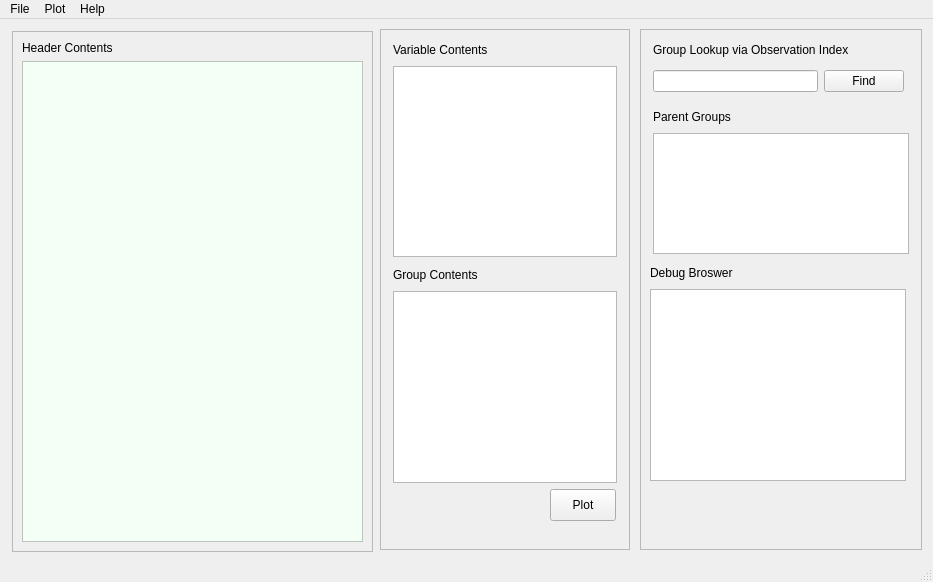
Old version of the form src/main/resources/designer/main_window.ui in the repository anhqngo/netCDF-GUI.
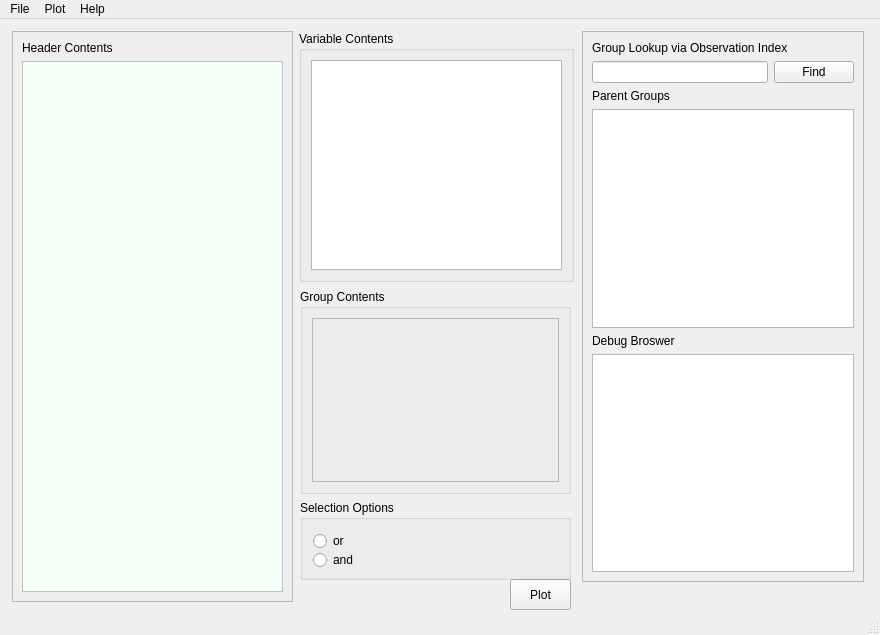
New version of the form.

Commit message: Implement And/Or Group; Close #29

Patch:
```diff
--- a/src/main/resources/designer/main_window.ui
+++ b/src/main/resources/designer/main_window.ui
@@ -6,10 +6,16 @@
    <rect>
     <x>0</x>
     <y>0</y>
-    <width>933</width>
-    <height>582</height>
+    <width>880</width>
+    <height>635</height>
    </rect>
   </property>
+  <property name="sizePolicy">
+   <sizepolicy hsizetype="Preferred" vsizetype="Minimum">
+    <horstretch>0</horstretch>
+    <verstretch>80</verstretch>
+   </sizepolicy>
+  </property>
   <property name="minimumSize">
    <size>
     <width>10</width>
@@ -31,8 +37,8 @@
      <rect>
       <x>12</x>
       <y>12</y>
-      <width>361</width>
-      <height>521</height>
+      <width>281</width>
+      <height>571</height>
      </rect>
     </property>
     <property name="frameShape">
@@ -58,88 +64,13 @@
      </item>
     </layout>
    </widget>
-   <widget class="QFrame" name="variableFrame">
-    <property name="geometry">
-     <rect>
-      <x>380</x>
-      <y>10</y>
-      <width>250</width>
-      <height>521</height>
-     </rect>
-    </property>
-    <property name="frameShape">
-     <enum>QFrame::StyledPanel</enum>
-    </property>
-    <property name="frameShadow">
-     <enum>QFrame::Raised</enum>
-    </property>
-    <widget class="QLabel" name="variableLabel">
-     <property name="geometry">
-      <rect>
-       <x>13</x>
-       <y>13</y>
-       <width>109</width>
-       <height>16</height>
-      </rect>
-     </property>
-     <property name="text">
-      <string>Variable Contents</string>
-     </property>
-    </widget>
-    <widget class="QListWidget" name="variableList">
-     <property name="geometry">
-      <rect>
-       <x>13</x>
-       <y>37</y>
-       <width>224</width>
-       <height>191</height>
-      </rect>
-     </property>
-    </widget>
-    <widget class="QListWidget" name="groupContents">
-     <property name="geometry">
-      <rect>
-       <x>13</x>
-       <y>262</y>
-       <width>224</width>
-       <height>192</height>
-      </rect>
-     </property>
-    </widget>
-    <widget class="QLabel" name="groupLabel">
-     <property name="geometry">
-      <rect>
-       <x>13</x>
-       <y>238</y>
-       <width>167</width>
-       <height>16</height>
-      </rect>
-     </property>
-     <property name="text">
-      <string>Group Contents</string>
-     </property>
-    </widget>
-    <widget class="QPushButton" name="plotButton">
-     <property name="geometry">
-      <rect>
-       <x>170</x>
-       <y>460</y>
-       <width>66</width>
-       <height>32</height>
-      </rect>
-     </property>
-     <property name="text">
-      <string>Plot</string>
-     </property>
-    </widget>
-   </widget>
    <widget class="QFrame" name="parentGroupFrame">
     <property name="geometry">
      <rect>
-      <x>640</x>
-      <y>10</y>
+      <x>582</x>
+      <y>12</y>
       <width>282</width>
-      <height>521</height>
+      <height>551</height>
      </rect>
     </property>
     <property name="frameShape">
@@ -148,107 +79,194 @@
     <property name="frameShadow">
      <enum>QFrame::Raised</enum>
     </property>
-    <widget class="QLabel" name="obsIndexLabel">
-     <property name="geometry">
-      <rect>
-       <x>13</x>
-       <y>13</y>
-       <width>251</width>
-       <height>16</height>
-      </rect>
-     </property>
-     <property name="text">
-      <string>Group Lookup via Observation Index</string>
-     </property>
-    </widget>
-    <widget class="QLabel" name="parentGroupLabel">
-     <property name="geometry">
-      <rect>
-       <x>13</x>
-       <y>80</y>
-       <width>88</width>
-       <height>16</height>
-      </rect>
-     </property>
-     <property name="text">
-      <string>Parent Groups</string>
-     </property>
-     <property name="alignment">
-      <set>Qt::AlignLeading|Qt::AlignLeft|Qt::AlignVCenter</set>
-     </property>
-    </widget>
-    <widget class="QTextBrowser" name="parentGroupList">
-     <property name="geometry">
-      <rect>
-       <x>13</x>
-       <y>104</y>
-       <width>256</width>
-       <height>121</height>
-      </rect>
-     </property>
-    </widget>
-    <widget class="QLabel" name="debugLabel">
-     <property name="geometry">
-      <rect>
-       <x>10</x>
-       <y>236</y>
-       <width>94</width>
-       <height>16</height>
-      </rect>
-     </property>
-     <property name="text">
-      <string>Debug Broswer</string>
-     </property>
-    </widget>
-    <widget class="QTextBrowser" name="debugContents">
-     <property name="geometry">
-      <rect>
-       <x>10</x>
-       <y>260</y>
-       <width>256</width>
-       <height>192</height>
-      </rect>
-     </property>
-    </widget>
-    <widget class="QWidget" name="">
-     <property name="geometry">
-      <rect>
-       <x>13</x>
-       <y>37</y>
-       <width>251</width>
-       <height>31</height>
-      </rect>
-     </property>
-     <layout class="QHBoxLayout" name="horizontalLayout">
-      <item>
-       <widget class="QLineEdit" name="obsIndexInput"/>
-      </item>
-      <item>
-       <widget class="QPushButton" name="obsIndexPush">
-        <property name="text">
-         <string>Find</string>
-        </property>
-       </widget>
-      </item>
-     </layout>
-    </widget>
+    <layout class="QVBoxLayout" name="verticalLayout_4">
+     <item>
+      <widget class="QLabel" name="obsIndexLabel">
+       <property name="text">
+        <string>Group Lookup via Observation Index</string>
+       </property>
+      </widget>
+     </item>
+     <item>
+      <layout class="QHBoxLayout" name="horizontalLayout">
+       <item>
+        <widget class="QLineEdit" name="obsIndexInput"/>
+       </item>
+       <item>
+        <widget class="QPushButton" name="obsIndexPush">
+         <property name="text">
+          <string>Find</string>
+         </property>
+        </widget>
+       </item>
+      </layout>
+     </item>
+     <item>
+      <widget class="QLabel" name="parentGroupLabel">
+       <property name="text">
+        <string>Parent Groups</string>
+       </property>
+       <property name="alignment">
+        <set>Qt::AlignLeading|Qt::AlignLeft|Qt::AlignVCenter</set>
+       </property>
+      </widget>
+     </item>
+     <item>
+      <widget class="QListWidget" name="parentGroupList"/>
+     </item>
+     <item>
+      <widget class="QLabel" name="debugLabel">
+       <property name="text">
+        <string>Debug Broswer</string>
+       </property>
+      </widget>
+     </item>
+     <item>
+      <widget class="QTextBrowser" name="debugContents"/>
+     </item>
+    </layout>
+    <zorder>obsIndexPush</zorder>
+    <zorder>obsIndexInput</zorder>
     <zorder>parentGroupLabel</zorder>
     <zorder>obsIndexLabel</zorder>
     <zorder>parentGroupList</zorder>
     <zorder>debugLabel</zorder>
     <zorder>debugContents</zorder>
    </widget>
-   <zorder>headerFrame</zorder>
-   <zorder>obsIndexLabel</zorder>
-   <zorder>variableFrame</zorder>
-   <zorder>parentGroupFrame</zorder>
+   <widget class="QGroupBox" name="groupBox">
+    <property name="geometry">
+     <rect>
+      <x>299</x>
+      <y>12</y>
+      <width>275</width>
+      <height>251</height>
+     </rect>
+    </property>
+    <property name="title">
+     <string>Variable Contents</string>
+    </property>
+    <layout class="QGridLayout" name="gridLayout_2">
+     <item row="0" column="0">
+      <widget class="QListWidget" name="variableList">
+       <property name="sizePolicy">
+        <sizepolicy hsizetype="Expanding" vsizetype="Minimum">
+         <horstretch>0</horstretch>
+         <verstretch>0</verstretch>
+        </sizepolicy>
+       </property>
+      </widget>
+     </item>
+    </layout>
+   </widget>
+   <widget class="QPushButton" name="plotButton">
+    <property name="geometry">
+     <rect>
+      <x>510</x>
+      <y>560</y>
+      <width>61</width>
+      <height>31</height>
+     </rect>
+    </property>
+    <property name="text">
+     <string>Plot</string>
+    </property>
+   </widget>
+   <widget class="QWidget" name="layoutWidget">
+    <property name="geometry">
+     <rect>
+      <x>300</x>
+      <y>270</y>
+      <width>271</width>
+      <height>291</height>
+     </rect>
+    </property>
+    <layout class="QVBoxLayout" name="verticalLayout_3">
+     <item>
+      <widget class="QGroupBox" name="groupBox_2">
+       <property name="sizePolicy">
+        <sizepolicy hsizetype="Preferred" vsizetype="Preferred">
+         <horstretch>0</horstretch>
+         <verstretch>7</verstretch>
+        </sizepolicy>
+       </property>
+       <property name="title">
+        <string>Group Contents</string>
+       </property>
+       <layout class="QVBoxLayout" name="verticalLayout_2">
+        <item>
+         <widget class="QFrame" name="groupListFrame">
+          <property name="sizePolicy">
+           <sizepolicy hsizetype="Expanding" vsizetype="Expanding">
+            <horstretch>0</horstretch>
+            <verstretch>20</verstretch>
+           </sizepolicy>
+          </property>
+          <property name="frameShape">
+           <enum>QFrame::StyledPanel</enum>
+          </property>
+          <property name="frameShadow">
+           <enum>QFrame::Raised</enum>
+          </property>
+          <layout class="QVBoxLayout" name="verticalLayout"/>
+         </widget>
+        </item>
+       </layout>
+      </widget>
+     </item>
+     <item>
+      <widget class="QGroupBox" name="groupBox_4">
+       <property name="sizePolicy">
+        <sizepolicy hsizetype="Expanding" vsizetype="Fixed">
+         <horstretch>0</horstretch>
+         <verstretch>3</verstretch>
+        </sizepolicy>
+       </property>
+       <property name="minimumSize">
+        <size>
+         <width>0</width>
+         <height>80</height>
+        </size>
+       </property>
+       <property name="title">
+        <string>Selection Options</string>
+       </property>
+       <widget class="QRadioButton" name="and_radioButton">
+        <property name="geometry">
+         <rect>
+          <x>13</x>
+          <y>50</y>
+          <width>48</width>
+          <height>20</height>
+         </rect>
+        </property>
+        <property name="text">
+         <string>and</string>
+        </property>
+       </widget>
+       <widget class="QRadioButton" name="or_radioButton">
+        <property name="geometry">
+         <rect>
+          <x>13</x>
+          <y>31</y>
+          <width>38</width>
+          <height>20</height>
+         </rect>
+        </property>
+        <property name="text">
+         <string>or</string>
+        </property>
+       </widget>
+      </widget>
+     </item>
+    </layout>
+   </widget>
   </widget>
   <widget class="QMenuBar" name="menubar">
    <property name="geometry">
     <rect>
      <x>0</x>
      <y>0</y>
-     <width>933</width>
+     <width>880</width>
      <height>22</height>
     </rect>
    </property>
```
Left out of the diff: 2 changed lines with no effect on the pictures. The commit also changes 2 other files.
